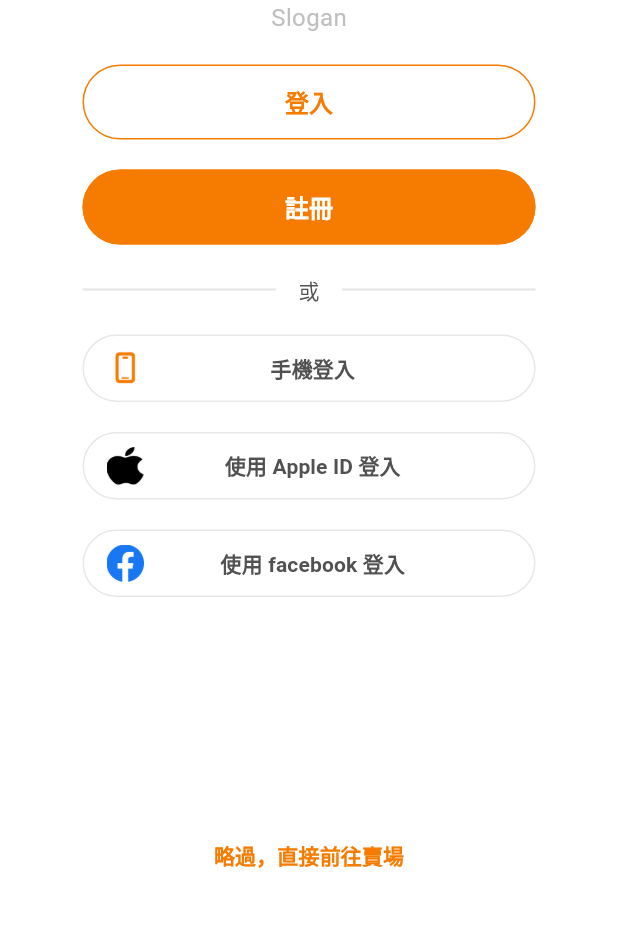
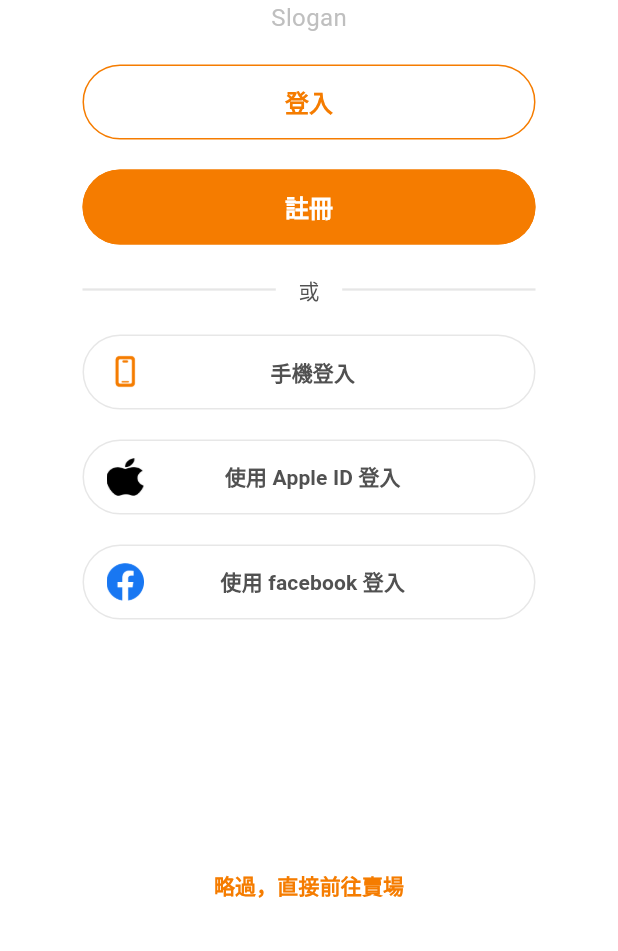
Before and after one commit to ehun9376/fruit, a Flutter app: the screen it shows after launch, on a phone screen of 412 x 824 dp, the part 285-1236 px from its top. Run offline on Flutter 3.47's test engine with Material 3 defaults, Android fonts, the light colour scheme and no system bars; our stand-ins replace easy_localization, firebase_auth, firebase_core, firebase_crashlytics, firebase_dynamic_links, flutter_local_notifications and 8 more; missing offline and left inert: linkify; accounts and stored records are empty; Roboto replaces fonts that are missing (PingFangTC).

Commit message:
Fix loginPage layout error

```diff
--- a/lib/pages/login_page.dart
+++ b/lib/pages/login_page.dart
@@ -24,6 +24,10 @@ class LoginPage extends StatelessWidget {
           color: Colors.white,
           child: Column(
             children: [
+              ListView(
+                padding:
+                    const EdgeInsets.symmetric(horizontal: 40, vertical: 40),
+                children: [
                   const LogoSlogan(),
                   const SizedBox(height: 20),
                   FullRowButton(
@@ -45,26 +49,24 @@ class LoginPage extends StatelessWidget {
                   const SizedBox(height: 20),
                   const OrLine(),
                   const SizedBox(height: 20),
-            ThirdLoginButton(loginType: LoginType.phone, buttonAction: () {}),
+                  ThirdLoginButton(
+                      loginType: LoginType.phone, buttonAction: () {}),
                   const SizedBox(height: 20),
-            ThirdLoginButton(loginType: LoginType.apple, buttonAction: () {}),
+                  ThirdLoginButton(
+                      loginType: LoginType.apple, buttonAction: () {}),
                   const SizedBox(height: 20),
                   ThirdLoginButton(
                       loginType: LoginType.facebook, buttonAction: () {}),
-            Column(
-              mainAxisAlignment: MainAxisAlignment.end,
-              children: [
+                ],
+              ).flexible(),
               PassButton(
                 buttonAction: () {
                   navigatorKey.currentState?.pushNamedAndRemoveUntil(
                       mainHomePageRoute, (route) => false);
                 },
-                ),
+              ).padding(const EdgeInsets.only(bottom: 20)),
             ],
-            ).flexible()
-          ],
-        ).padding(const EdgeInsets.symmetric(horizontal: 40, vertical: 40)),
-      ),
+          )),
     );
   }
 
--- a/lib/widget/login/pass_button.dart
+++ b/lib/widget/login/pass_button.dart
@@ -10,6 +10,7 @@ class PassButton extends StatelessWidget {
   @override
   Widget build(BuildContext context) {
     return SimpleButton(
+      autoSize: true,
       buttontitle: "略過，直接前往賣場",
       titleColor: LayoutColor.orangeF57C00,
       fontWeight: FontWeight.bold,
--- a/lib/widget/login/third_login_button.dart
+++ b/lib/widget/login/third_login_button.dart
@@ -49,8 +49,11 @@ class ThirdLoginButton extends StatelessWidget {
   final Function buttonAction;
   @override
   Widget build(BuildContext context) {
-    return Container(
-      height: 45,
+    return ConstrainedBox(
+      constraints: const BoxConstraints(
+        minHeight: 45,
+      ),
+      child: Container(
         decoration: BoxDecoration(
           border: Border.all(color: LayoutColor.greyE7E7E7, width: 1),
           borderRadius: BorderRadius.circular(25),
@@ -77,6 +80,7 @@ class ThirdLoginButton extends StatelessWidget {
       )
           .flexible()
           .widgetWithRow()
-        .padding(const EdgeInsets.symmetric(horizontal: 15));
+          .padding(const EdgeInsets.symmetric(horizontal: 15)),
+    );
   }
 }
```
Lines whose indentation alone changed are shown as unchanged.
